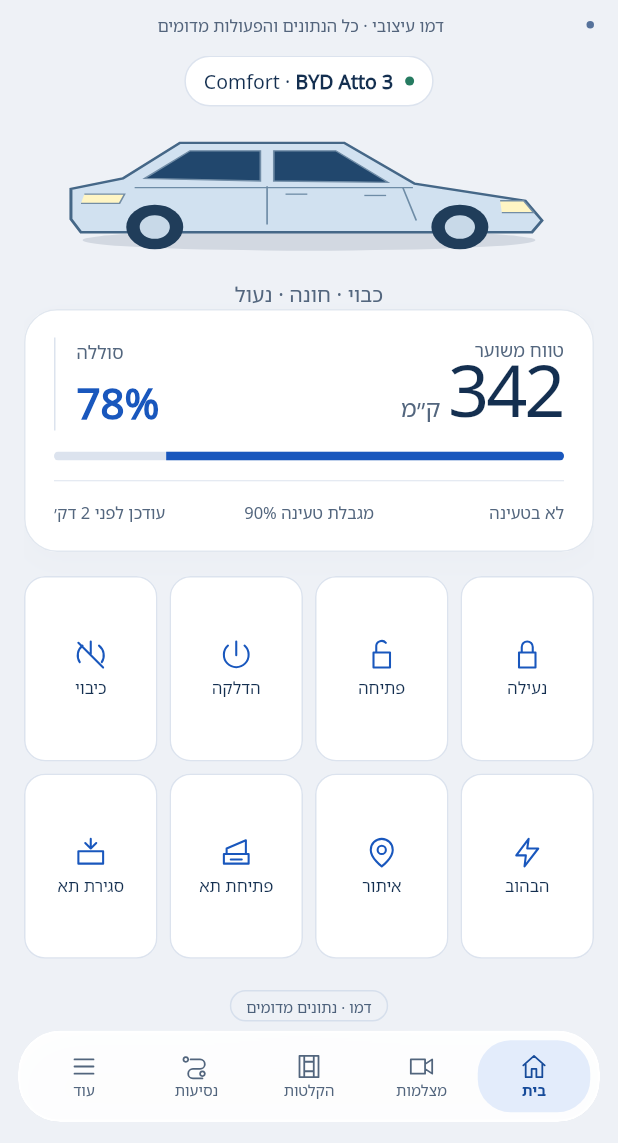
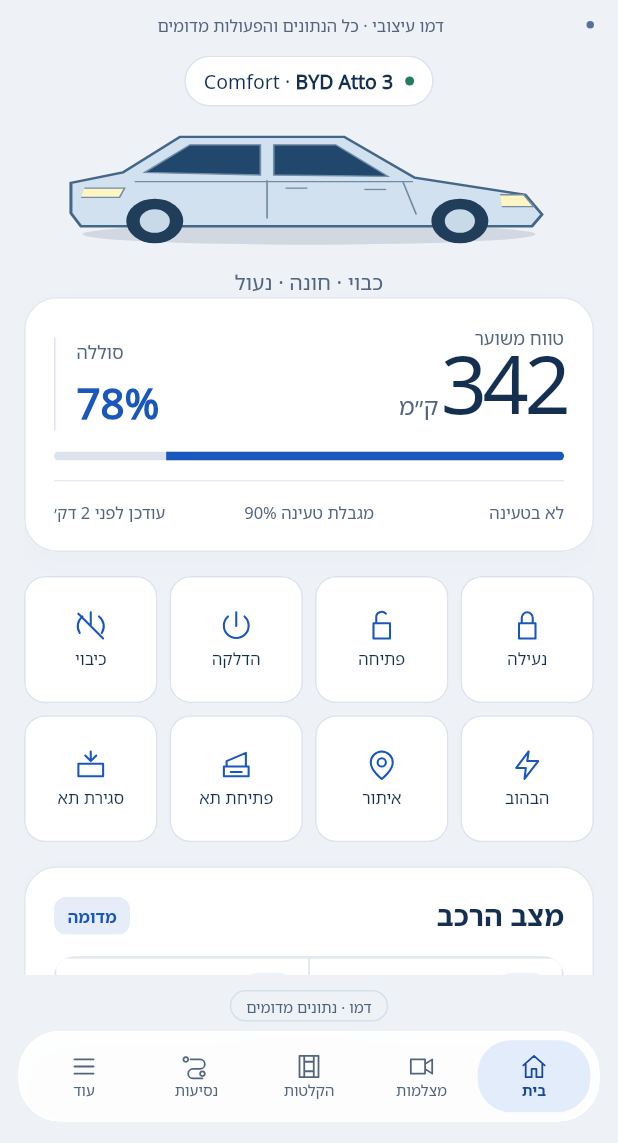
Before and after one commit to HTTPS1121/overdrive-companion, a Flutter app: the screen it shows after launch, after a tap on "כניסה לדמו", on a phone screen of 412 x 824 dp, the part 93-1236 px from its top. Run offline on Flutter 3.47's test engine with Material 3 defaults, Android fonts, the phone set to English and light mode, and no system bars; our stand-ins replace flutter_riverpod, path_drawing.

Commit message:
fix(ui): 3.0.4 parity — RTL numbers, recordings layout, camera letterbox
Add OdLtrText/isolate helpers for number+unit strings in RTL.
Restructure recordings toolbar and filter card to match HTML copy and rows.
Letterbox camera live scene at 16:9; port demo map() grid route.
Tune home range typography (54/28) and control tile aspect ratio.
Bump version to 3.0.4+34; refresh goldens and smoke test.

Co-authored-by: Zalman <HTTPS1121@users.noreply.github.com>

```diff
--- /dev/null
+++ b/lib/design/od_bidi.dart
@@ -0,0 +1,46 @@
+import 'package:flutter/material.dart';
+
+import 'od_design.dart';
+
+/// Unicode-bidi isolate + LTR direction for number/unit strings in RTL UI.
+String odIsolateLtr(String value) => '\u2066$value\u2069';
+
+/// Latin/numeric text that must read left-to-right (e.g. `31.2 GB`, `342`, `00:46`).
+class OdLtrText extends StatelessWidget {
+  const OdLtrText(
+    this.value, {
+    super.key,
+    this.style,
+    this.textAlign,
+    this.maxLines,
+    this.overflow,
+  });
+
+  final String value;
+  final TextStyle? style;
+  final TextAlign? textAlign;
+  final int? maxLines;
+  final TextOverflow? overflow;
+
+  @override
+  Widget build(BuildContext context) {
+    return Text(
+      odIsolateLtr(value),
+      style: style,
+      textDirection: TextDirection.ltr,
+      textAlign: textAlign,
+      maxLines: maxLines,
+      overflow: overflow,
+    );
+  }
+}
+
+/// Shorthand for tabular nums with LTR isolation.
+Widget odLtrNum(
+  String value, {
+  double size = 14,
+  FontWeight weight = FontWeight.w400,
+  Color? color,
+}) {
+  return OdLtrText(value, style: odNum(size, weight: weight, color: color));
+}
--- a/lib/design/od_design.dart
+++ b/lib/design/od_design.dart
@@ -1,6 +1,8 @@
 import 'package:flutter/material.dart';
 
 import 'od_fonts.dart';
+
+export 'od_bidi.dart';
 
 /// Tokens from `overdrive-chosen.html` :root and typography.
 abstract final class OdColors {
--- a/lib/ui/screens/home_screen.dart
+++ b/lib/ui/screens/home_screen.dart
@@ -22,7 +22,7 @@ class HomeScreen extends ConsumerWidget {
             children: [
               _CarChip(name: ctrl.carName, trim: ctrl.carTrim),
               const OdCarSideView(),
-              const SizedBox(height: 10),
+              const SizedBox(height: 6),
               Text(ctrl.parkLine(), style: odMuted(14)),
             ],
           ),
@@ -34,7 +34,7 @@ class HomeScreen extends ConsumerWidget {
           physics: const NeverScrollableScrollPhysics(),
           mainAxisSpacing: 8,
           crossAxisSpacing: 8,
-          childAspectRatio: 0.72,
+          childAspectRatio: 1.05,
           children: [
             for (final a in kControlActions)
               _ControlTile(
@@ -88,7 +88,7 @@ class HomeScreen extends ConsumerWidget {
             children: [
               _ListRow(
                 title: 'הנסיעה האחרונה',
-                subtitle: '18.6 ק״מ · 32 דקות · 2.8 קוט״ש',
+                subtitle: odIsolateLtr('18.6 ק״מ · 32 דקות · 2.8 קוט״ש'),
                 icon: OdIconName.trip,
               ),
               _ListRow(
@@ -125,7 +125,7 @@ class _CarChip extends StatelessWidget {
   @override
   Widget build(BuildContext context) {
     return Container(
-      margin: const EdgeInsets.only(bottom: 12),
+      margin: const EdgeInsets.only(bottom: 8),
       padding: const EdgeInsets.symmetric(horizontal: 12, vertical: 6),
       decoration: BoxDecoration(
         color: Colors.white,
@@ -141,7 +141,7 @@ class _CarChip extends StatelessWidget {
             decoration: const BoxDecoration(color: OdColors.dotGreen, shape: BoxShape.circle),
           ),
           const SizedBox(width: 8),
-          Text(name, style: odNum(13, weight: FontWeight.w700), textDirection: TextDirection.ltr),
+          OdLtrText(name, style: odNum(13, weight: FontWeight.w700)),
           Text(' · $trim', style: odBody(13)),
         ],
       ),
@@ -174,7 +174,10 @@ class _RangeCard extends StatelessWidget {
                       crossAxisAlignment: CrossAxisAlignment.baseline,
                       textBaseline: TextBaseline.alphabetic,
                       children: [
-                        Text('$range', style: odNum(48, weight: FontWeight.w400).copyWith(letterSpacing: -2, height: 0.9)),
+                        OdLtrText(
+                          '$range',
+                          style: odNum(54, weight: FontWeight.w400).copyWith(letterSpacing: -3, height: 0.95),
+                        ),
                         const SizedBox(width: 6),
                         Text('ק״מ', style: odMuted(16)),
                       ],
@@ -192,7 +195,7 @@ class _RangeCard extends StatelessWidget {
                   children: [
                     Text('סוללה', style: odMuted(12)),
                     const SizedBox(height: 6),
-                    Text('$battery%', style: odNum(28, weight: FontWeight.w600, color: OdColors.blue)),
+                    OdLtrText('$battery%', style: odNum(28, weight: FontWeight.w600, color: OdColors.blue)),
                   ],
                 ),
               ),
--- a/lib/ui/screens/login_screen.dart
+++ b/lib/ui/screens/login_screen.dart
@@ -77,22 +77,21 @@ class LoginScreen extends ConsumerWidget {
                                 const Expanded(
                                   child: Text('מוכנים לדרך', style: TextStyle(color: Colors.white)),
                                 ),
-                                const Text(
+                                OdLtrText(
                                   'BYD Atto 3',
                                   style: TextStyle(color: Color(0xFFD1DEF0), fontSize: 13),
-                                  textDirection: TextDirection.ltr,
                                 ),
                               ],
                             ),
                             const SizedBox(height: 22),
-                            const Text.rich(
+                            Text.rich(
                               TextSpan(
                                 children: [
                                   TextSpan(
-                                    text: '312',
-                                    style: TextStyle(color: Colors.white, fontSize: 64, fontWeight: FontWeight.w300),
+                                    text: odIsolateLtr('312'),
+                                    style: const TextStyle(color: Colors.white, fontSize: 64, fontWeight: FontWeight.w300),
                                   ),
-                                  TextSpan(text: ' ק״מ טווח מדומה', style: TextStyle(color: Colors.white)),
+                                  const TextSpan(text: ' ק״מ טווח מדומה', style: TextStyle(color: Colors.white)),
                                 ],
                               ),
                             ),
--- a/lib/ui/screens/trip_screen.dart
+++ b/lib/ui/screens/trip_screen.dart
@@ -43,7 +43,7 @@ class TripScreen extends StatelessWidget {
                   Text.rich(
                     TextSpan(
                       children: [
-                        TextSpan(text: '146.2', style: odNum(52).copyWith(letterSpacing: -2)),
+                        TextSpan(text: odIsolateLtr('146.2'), style: odNum(52).copyWith(letterSpacing: -2)),
                         const TextSpan(text: ' ק״מ'),
                       ],
                     ),
--- a/lib/ui/widgets/recording_player_modal.dart
+++ b/lib/ui/widgets/recording_player_modal.dart
@@ -115,8 +115,8 @@ class RecordingPlayerModal extends ConsumerWidget {
                               onPressed: () {},
                               child: const Text('נגן', style: TextStyle(color: Colors.white)),
                             ),
-                            Text('0:02 / ${r.dur}', style: const TextStyle(color: Color(0xFFDCE7F5), fontSize: 12)),
-                            const Text('1.0×', style: TextStyle(color: Color(0xFFDCE7F5), fontSize: 12)),
+                            OdLtrText('0:02 / ${r.dur}', style: const TextStyle(color: Color(0xFFDCE7F5), fontSize: 12)),
+                            const OdLtrText('1.0×', style: TextStyle(color: Color(0xFFDCE7F5), fontSize: 12)),
                           ],
                         ),
                       ],
@@ -127,7 +127,7 @@ class RecordingPlayerModal extends ConsumerWidget {
                     padding: const EdgeInsets.symmetric(horizontal: 14, vertical: 12),
                     child: Row(
                       children: [
-                        Expanded(child: Text('${r.day} · ${r.time} · ${r.size}', style: odMuted(12))),
+                        Expanded(child: OdLtrText('${r.day} · ${r.time} · ${r.size}', style: odMuted(12))),
                         TextButton(
                           onPressed: () {},
                           style: TextButton.styleFrom(backgroundColor: OdColors.navActiveBg),
--- a/pubspec.yaml
+++ b/pubspec.yaml
@@ -1,7 +1,7 @@
 name: overdrive_companion
 description: Overdrive Companion — design rebuild v1 (demo data, Hebrew RTL).
 publish_to: "none"
-version: 3.0.3+33
+version: 3.0.4+34
 
 environment:
   sdk: ^3.13.0
```
Also changed, not shown: lib/illustrations/od_illustrations.dart (+85 -79 lines), lib/ui/screens/camera_screen.dart (+20 -1 lines), lib/ui/screens/recordings_screen.dart (+132 -86 lines), 8 other files.
